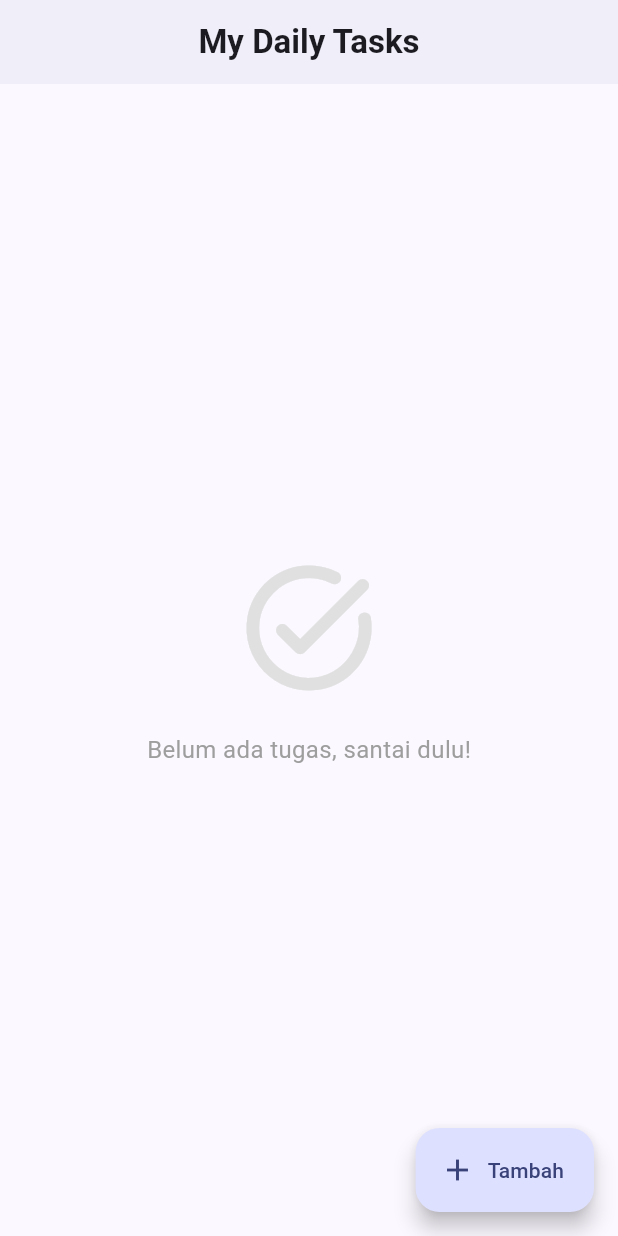
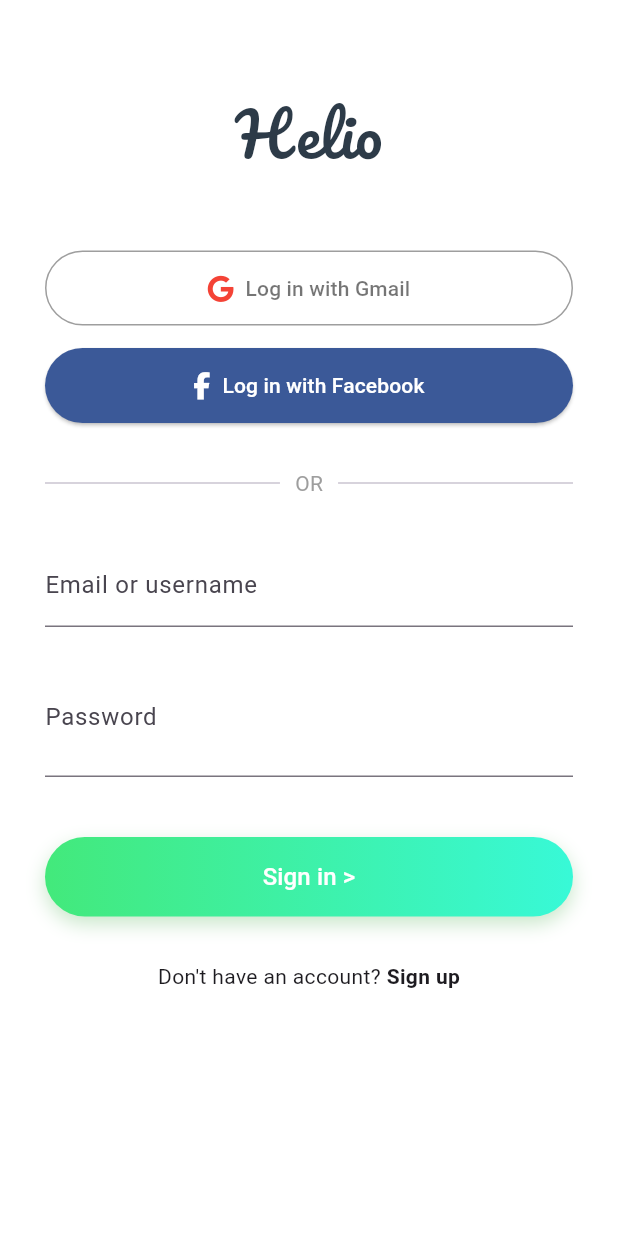
Before and after one commit to diulll/List-U, a Flutter app: the screen it shows after launch, on a phone screen of 412 x 824 dp. Run offline on Flutter 3.47's test engine with Material 3 defaults, Android fonts, the light colour scheme and no system bars; our stand-ins replace font_awesome_flutter, google_fonts.

Commit message:
Update main.dart application code

```diff
--- a/lib/main.dart
+++ b/lib/main.dart
@@ -1,185 +1,181 @@
 import 'package:flutter/material.dart';
+import 'package:google_fonts/google_fonts.dart';
+import 'package:font_awesome_flutter/font_awesome_flutter.dart';
 
 void main() {
-  runApp(const AplikasiTodoList());
+  runApp(const MyApp());
 }
 
-class AplikasiTodoList extends StatelessWidget {
-  const AplikasiTodoList({super.key});
+class MyApp extends StatelessWidget {
+  const MyApp({super.key});
 
   @override
   Widget build(BuildContext context) {
     return MaterialApp(
       debugShowCheckedModeBanner: false,
-      title: 'To-Do List Keren',
-      theme: ThemeData(
-        useMaterial3: true,
-        colorSchemeSeed: Colors.indigo,
-        brightness: Brightness.light,
-      ),
-      home: const HalamanUtama(),
+      home: const HelioLoginPage(),
     );
   }
 }
 
-class HalamanUtama extends StatefulWidget {
-  const HalamanUtama({super.key});
+class HelioLoginPage extends StatefulWidget {
+  const HelioLoginPage({super.key});
 
   @override
-  State<HalamanUtama> createState() => _HalamanUtamaState();
+  State<HelioLoginPage> createState() => _HelioLoginPageState();
 }
 
-class _HalamanUtamaState extends State<HalamanUtama> {
-  // Ini tempat menyimpan daftar tugas kita
-  final List<Map<String, dynamic>> _daftarTugas = [];
+class _HelioLoginPageState extends State<HelioLoginPage> {
+  @override
+  Widget build(BuildContext context) {
+    return Scaffold(
+      backgroundColor: Colors.white,
+      body: SafeArea(
+        child: SingleChildScrollView(
+          padding: const EdgeInsets.symmetric(horizontal: 30.0),
+          child: Column(
+            crossAxisAlignment: CrossAxisAlignment.stretch,
+            children: [
+              const SizedBox(height: 60),
 
-  final TextEditingController _controller = TextEditingController();
+              // 1. Logo "Helio"
+              Text(
+                'Helio',
+                textAlign: TextAlign.center,
+                style: GoogleFonts.pacifico( // Menggunakan font gaya tulisan tangan
+                  fontSize: 40,
+                  color: const Color(0xFF2D3B48),
+                ),
+              ),
+              const SizedBox(height: 50),
 
-  // Fungsi menambah tugas baru
-  void _tambahTugas(String judul) {
-    setState(() {
-      _daftarTugas.add({'judul': judul, 'selesai': false});
-    });
-    _controller.clear();
-    Navigator.of(context).pop(); // Tutup dialog setelah simpan
-  }
+              // 2. Tombol Login Google
+              OutlinedButton.icon(
+                onPressed: () {},
+                icon: const FaIcon(FontAwesomeIcons.google, color: Colors.red),
+                label: const Text(
+                  "Log in with Gmail",
+                  style: TextStyle(color: Colors.black54),
+                ),
+                style: OutlinedButton.styleFrom(
+                  padding: const EdgeInsets.symmetric(vertical: 15),
+                  shape: RoundedRectangleBorder(
+                    borderRadius: BorderRadius.circular(30),
+                  ),
+                  side: const BorderSide(color: Colors.grey),
+                ),
+              ),
+              const SizedBox(height: 15),
 
-  // Fungsi mencoret tugas (selesai/belum)
-  void _ubahStatusTugas(int index) {
-    setState(() {
-      _daftarTugas[index]['selesai'] = !_daftarTugas[index]['selesai'];
-    });
-  }
-
-  // Fungsi menghapus tugas
-  void _hapusTugas(int index) {
-    setState(() {
-      _daftarTugas.removeAt(index);
-    });
-  }
-  void _tampilkanDialogTambah() {
-    showDialog(
-      context: context,
-      builder: (ctx) => AlertDialog(
-        title: const Text("Tambah Tugas Baru"),
-        content: TextField(
-          controller: _controller,
-          autofocus: true,
-          decoration: InputDecoration(
-            hintText: "Mau ngerjain apa hari ini?",
-            border: OutlineInputBorder(
-              borderRadius: BorderRadius.circular(12),
+              // 3. Tombol Login Facebook
+              ElevatedButton.icon(
+                onPressed: () {},
+                icon: const FaIcon(FontAwesomeIcons.facebookF, color: Colors.white),
+                label: const Text(
+                  "Log in with Facebook",
+                  style: TextStyle(color: Colors.white),
+                ),
+                style: ElevatedButton.styleFrom(
+                  backgroundColor: const Color(0xFF3B5998), // Warna biru FB
+                  padding: const EdgeInsets.symmetric(vertical: 15),
+                  shape: RoundedRectangleBorder(
+                    borderRadius: BorderRadius.circular(30),
                   ),
                 ),
               ),
-        actions: [
-          TextButton(
-            onPressed: () => Navigator.of(context).pop(),
-            child: const Text("Batal"),
+
+              const SizedBox(height: 30),
+
+              // 4. Divider "OR"
+              const Row(
+                children: [
+                  Expanded(child: Divider(thickness: 1)),
+                  Padding(
+                    padding: EdgeInsets.symmetric(horizontal: 10),
+                    child: Text("OR", style: TextStyle(color: Colors.grey)),
                   ),
-          FilledButton(
-            onPressed: () {
-              if (_controller.text.isNotEmpty) {
-                _tambahTugas(_controller.text);
-              }
-            },
-            child: const Text("Simpan"),
+                  Expanded(child: Divider(thickness: 1)),
+                ],
+              ),
+              const SizedBox(height: 30),
+
+              // 5. Input Email
+              const TextField(
+                decoration: InputDecoration(
+                  labelText: "Email or username",
+                  border: UnderlineInputBorder(),
+                ),
+              ),
+              const SizedBox(height: 20),
+
+              // 6. Input Password & Forgot
+              TextField(
+                obscureText: true,
+                decoration: InputDecoration(
+                  labelText: "Password",
+                  border: const UnderlineInputBorder(),
+                  suffix: TextButton(
+                    onPressed: () {},
+                    child: const Text("Forgot?", style: TextStyle(fontSize: 12)),
+                  ),
+                ),
+              ),
+              const SizedBox(height: 40),
+
+              // 7. Tombol Sign In dengan Gradasi
+              Container(
+                decoration: BoxDecoration(
+                  gradient: const LinearGradient(
+                    colors: [Color(0xFF43E97B), Color(0xFF38F9D7)], // Hijau ke Cyan
+                  ),
+                  borderRadius: BorderRadius.circular(30),
+                  boxShadow: [
+                    BoxShadow(
+                      color: Colors.green.withOpacity(0.3),
+                      blurRadius: 10,
+                      offset: const Offset(0, 5),
                     ),
                   ],
                 ),
-    );
-  }
+                child: ElevatedButton(
+                  onPressed: () {
+                    // Aksi login nanti disini
+                  },
+                  style: ElevatedButton.styleFrom(
+                    backgroundColor: Colors.transparent, // Transparan agar gradasi terlihat
+                    shadowColor: Colors.transparent,
+                    padding: const EdgeInsets.symmetric(vertical: 15),
+                    shape: RoundedRectangleBorder(
+                      borderRadius: BorderRadius.circular(30),
+                    ),
+                  ),
+                  child: const Text(
+                    "Sign in >",
+                    style: TextStyle(color: Colors.white, fontSize: 16),
+                  ),
+                ),
+              ),
 
-  @override
-  Widget build(BuildContext context) {
-    return Scaffold(
-      appBar: AppBar(
-        title: const Text(
-          "My Daily Tasks",
+              const SizedBox(height: 30),
+
+              // 8. Footer Sign Up
+              Row(
+                mainAxisAlignment: MainAxisAlignment.center,
+                children: [
+                  const Text("Don't have an account? "),
+                  GestureDetector(
+                    onTap: () {},
+                    child: const Text(
+                      "Sign up",
                       style: TextStyle(fontWeight: FontWeight.bold),
                     ),
-        centerTitle: true,
-        elevation: 2,
-        backgroundColor: Theme.of(context).colorScheme.surface,
-      ),
-      // Tampilkan gambar kosong jika tidak ada tugas
-      body: _daftarTugas.isEmpty
-          ? Center(
-              child: Column(
-                mainAxisAlignment: MainAxisAlignment.center,
-                children: [
-                  Icon(
-                    Icons.task_alt_rounded,
-                    size: 100,
-                    color: Colors.grey.shade300
-                  ),
-                  const SizedBox(height: 20),
-                  Text(
-                    "Belum ada tugas, santai dulu!",
-                    style: TextStyle(color: Colors.grey.shade500, fontSize: 16),
                   ),
                 ],
               ),
-            )
-          : ListView.builder(
-              padding: const EdgeInsets.all(16),
-              itemCount: _daftarTugas.length,
-              itemBuilder: (context, index) {
-                final tugas = _daftarTugas[index];
-                return Dismissible(
-                  key: UniqueKey(), // Kunci unik untuk fitur swipe
-                  background: Container(
-                    alignment: Alignment.centerRight,
-                    padding: const EdgeInsets.only(right: 20),
-                    margin: const EdgeInsets.symmetric(vertical: 4),
-                    decoration: BoxDecoration(
-                      borderRadius: BorderRadius.circular(12),
-                      color: Colors.red.shade400,
-                    ),
-                    child: const Icon(Icons.delete, color: Colors.white),
-                  ),
-                  direction: DismissDirection.endToStart,
-                  onDismissed: (direction) => _hapusTugas(index),
-                  child: Card(
-                    elevation: 0,
-                    color: tugas['selesai']
-                        ? Theme.of(context).colorScheme.surfaceVariant.withOpacity(0.5)
-                        : Theme.of(context).colorScheme.surfaceVariant,
-                    shape: RoundedRectangleBorder(
-                      borderRadius: BorderRadius.circular(12),
-                    ),
-                    margin: const EdgeInsets.symmetric(vertical: 4),
-                    child: ListTile(
-                      leading: Checkbox(
-                        value: tugas['selesai'],
-                        shape: const CircleBorder(),
-                        onChanged: (_) => _ubahStatusTugas(index),
-                      ),
-                      title: Text(
-                        tugas['judul'],
-                        style: TextStyle(
-                          fontSize: 16,
-                          fontWeight: FontWeight.w500,
-                          decoration: tugas['selesai']
-                              ? TextDecoration.lineThrough
-                              : TextDecoration.none,
-                          color: tugas['selesai'] ? Colors.grey : Colors.black87,
-                        ),
-                      ),
-                      trailing: IconButton(
-                        icon: const Icon(Icons.delete_outline, color: Colors.grey),
-                        onPressed: () => _hapusTugas(index),
+            ],
           ),
         ),
       ),
     );
-              },
-            ),
-      floatingActionButton: FloatingActionButton.extended(
-        onPressed: _tampilkanDialogTambah,
-        label: const Text("Tambah"),
-        icon: const Icon(Icons.add),
-      ),
-    );
   }
 }
```
Lines whose indentation alone changed are shown as unchanged.
